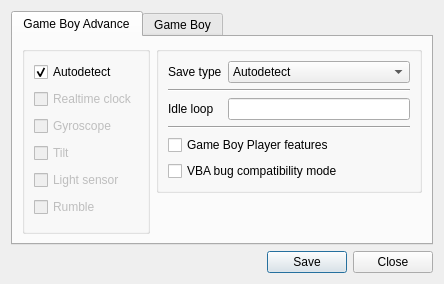
First picture: the form in Libretro/mgba/src/platform/qt/OverrideView.ui, repository kiddreads/Avalon-copy2, before the edit.
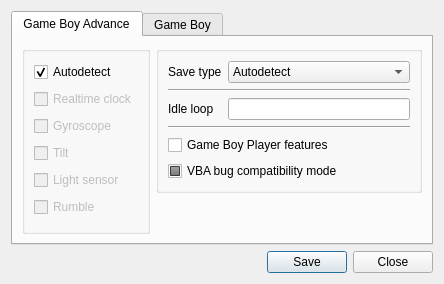
Second picture: the form after the edit.

What changed in the file:
```diff
--- a/Libretro/mgba/src/platform/qt/OverrideView.ui
+++ b/Libretro/mgba/src/platform/qt/OverrideView.ui
@@ -186,6 +186,12 @@
             <property name="text">
              <string>VBA bug compatibility mode</string>
             </property>
+            <property name="tristate">
+             <bool>true</bool>
+            </property>
+            <property name="checkState">
+             <enum>Qt::PartiallyChecked</enum>
+            </property>
            </widget>
           </item>
          </layout>
```
